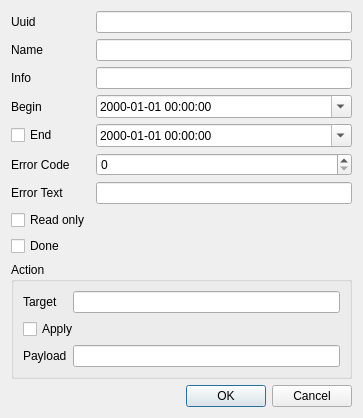
dns-gh/oodevs, file src/applications/timeline_app/create_event.ui: the form before one commit.
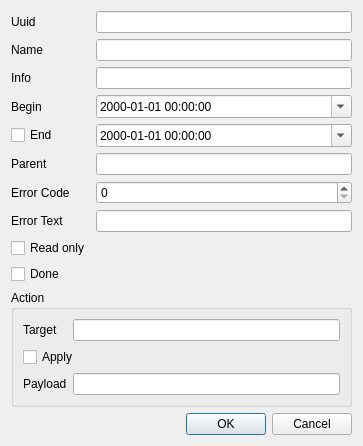
The form after the commit.

Commit message: [api] SWORD-2123: expose event's parent attribute through the API

The edit to the form file:
```diff
--- a/src/applications/timeline_app/create_event.ui
+++ b/src/applications/timeline_app/create_event.ui
@@ -76,40 +76,50 @@
     </widget>
    </item>
     <item row="5" column="0">
-        <widget class="QLabel" name="error_code_label">
+       <widget class="QLabel" name="parent_label">
             <property name="text">
-                <string>Error Code</string>
+                <string>Parent</string>
             </property>
         </widget>
     </item>
     <item row="5" column="1">
-        <widget class="QSpinBox" name="error_code"/>
+        <widget class="QLineEdit" name="parent"/>
     </item>
     <item row="6" column="0">
+      <widget class="QLabel" name="error_code_label">
+          <property name="text">
+              <string>Error Code</string>
+          </property>
+      </widget>
+    </item>
+    <item row="6" column="1">
+        <widget class="QSpinBox" name="error_code"/>
+    </item>
+    <item row="7" column="0">
         <widget class="QLabel" name="error_text_label">
             <property name="text">
                 <string>Error Text</string>
             </property>
         </widget>
     </item>
-    <item row="6" column="1">
+    <item row="7" column="1">
         <widget class="QLineEdit" name="error_text"/>
     </item>
-    <item row="7" column="0">
+    <item row="8" column="0">
         <widget class="QCheckBox" name="read_only">
             <property name="text">
                 <string>Read only</string>
             </property>
         </widget>
     </item>
-    <item row="8" column="0">
+    <item row="9" column="0">
     <widget class="QCheckBox" name="done">
      <property name="text">
       <string>Done</string>
      </property>
     </widget>
    </item>
-   <item row="9" column="0" colspan="2">
+   <item row="10" column="0" colspan="2">
     <widget class="QGroupBox" name="groupBox">
      <property name="title">
       <string>Action</string>
@@ -145,7 +155,7 @@
      </layout>
     </widget>
    </item>
-   <item row="10" column="1">
+   <item row="11" column="1">
     <spacer name="verticalSpacer">
      <property name="orientation">
       <enum>Qt::Vertical</enum>
@@ -158,7 +168,7 @@
      </property>
     </spacer>
    </item>
-   <item row="11" column="0" colspan="2">
+   <item row="12" column="0" colspan="2">
     <widget class="QDialogButtonBox" name="buttonBox">
      <property name="standardButtons">
       <set>QDialogButtonBox::Cancel|QDialogButtonBox::Ok</set>
```
The commit also changes 5 other files.
